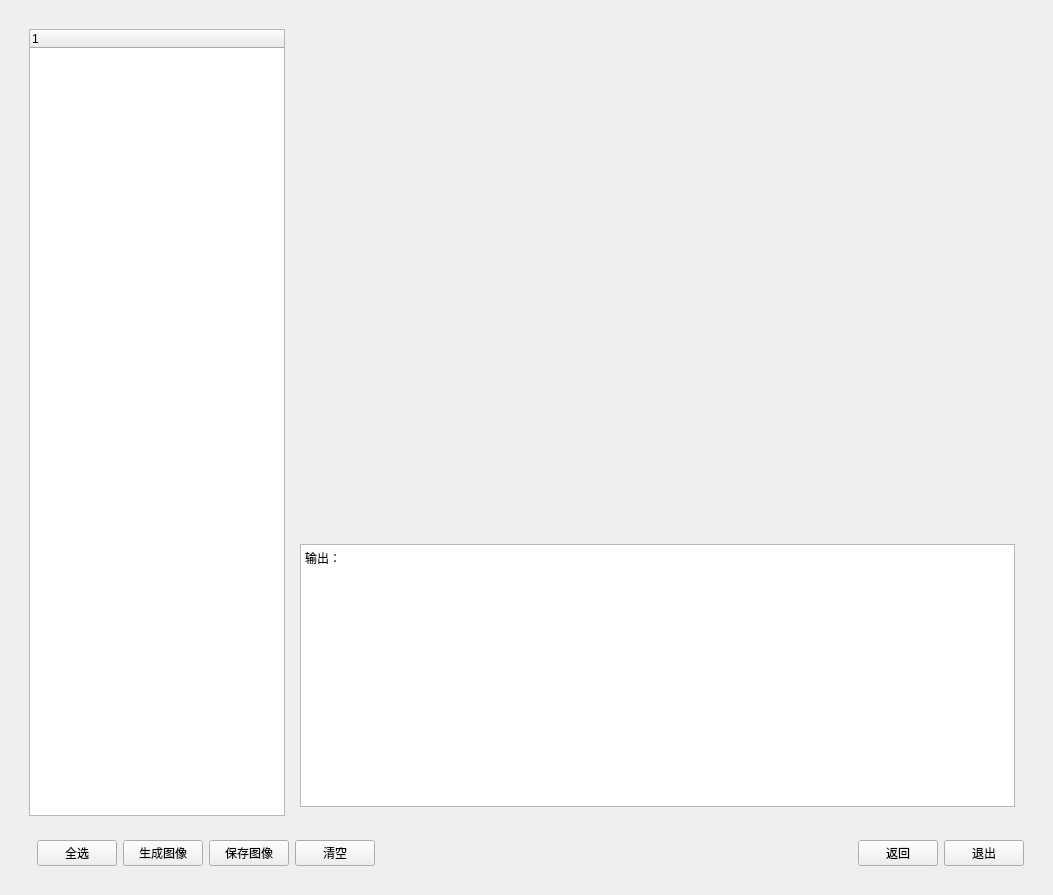
First picture: the form in firstwidget.ui, repository 24-24i/Trojan_Detection, before the edit.
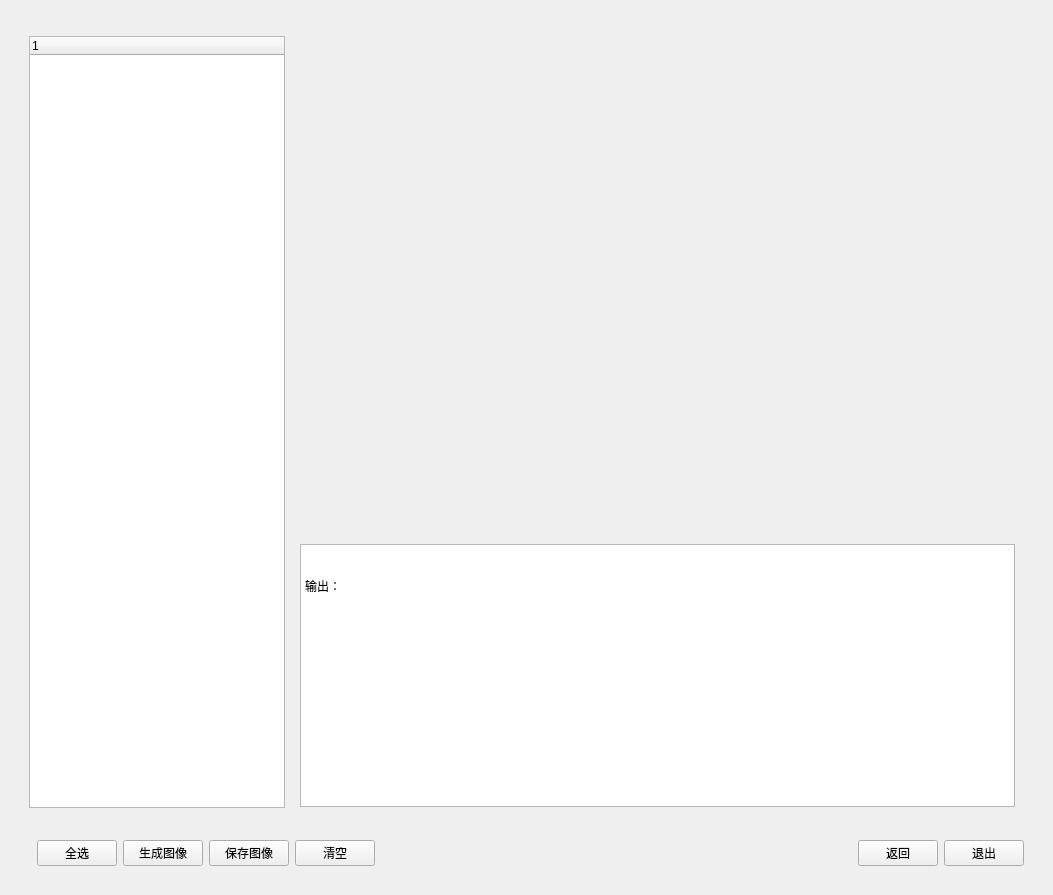
Second picture: the form after the edit. The open tabs and pages were chosen to show the change.

Commit message: 界面调整

What changed in the file:
```diff
--- a/firstwidget.ui
+++ b/firstwidget.ui
@@ -204,16 +204,17 @@
        <item>
         <widget class="QWidget" name="widget_5" native="true">
          <layout class="QHBoxLayout" name="horizontalLayout_4" stretch="0,4">
-          <item>
+                                        <item alignment="Qt::AlignLeft">
            <widget class="QTreeWidget" name="treeWidget">
+                                                <property name="maximumSize">
+                                                    <size>
+                                                        <width>256</width>
+                                                        <height>772</height>
+                                                    </size>
+                                                </property>
             <property name="lineWidth">
              <number>0</number>
             </property>
-            <column>
-             <property name="text">
-              <string notr="true">1</string>
-             </property>
-            </column>
            </widget>
           </item>
           <item>
@@ -244,14 +245,23 @@
              <item>
               <widget class="QTextEdit" name="textEdit">
                <property name="html">
-                <string>&lt;!DOCTYPE HTML PUBLIC &quot;-//W3C//DTD HTML 4.0//EN&quot; &quot;http://www.w3.org/TR/REC-html40/strict.dtd&quot;&gt;
-&lt;html&gt;&lt;head&gt;&lt;meta name=&quot;qrichtext&quot; content=&quot;1&quot; /&gt;&lt;meta charset=&quot;utf-8&quot; /&gt;&lt;style type=&quot;text/css&quot;&gt;
-p, li { white-space: pre-wrap; }
-hr { height: 1px; border-width: 0; }
-li.unchecked::marker { content: &quot;\2610&quot;; }
-li.checked::marker { content: &quot;\2612&quot;; }
-&lt;/style&gt;&lt;/head&gt;&lt;body style=&quot; font-family:'Microsoft YaHei UI'; font-size:9pt; font-weight:400; font-style:normal;&quot;&gt;
-&lt;p style=&quot; margin-top:0px; margin-bottom:0px; margin-left:0px; margin-right:0px; -qt-block-indent:0; text-indent:0px;&quot;&gt;输出：&lt;/p&gt;&lt;/body&gt;&lt;/html&gt;</string>
+                                                                <string>&lt;!DOCTYPE HTML PUBLIC &quot;-//W3C//DTD HTML
+                                                                    4.0//EN&quot; &quot;http://www.w3.org/TR/REC-html40/strict.dtd&quot;&gt;
+                                                                    &lt;html&gt;&lt;head&gt;&lt;meta name=&quot;qrichtext&quot;
+                                                                    content=&quot;1&quot; /&gt;&lt;meta charset=&quot;utf-8&quot;
+                                                                    /&gt;&lt;style type=&quot;text/css&quot;&gt;
+                                                                    p, li { white-space: pre-wrap; }
+                                                                    hr { height: 1px; border-width: 0; }
+                                                                    li.unchecked::marker { content: &quot;\2610&quot;; }
+                                                                    li.checked::marker { content: &quot;\2612&quot;; }
+                                                                    &lt;/style&gt;&lt;/head&gt;&lt;body style=&quot;
+                                                                    font-family:'Microsoft YaHei UI'; font-size:9pt;
+                                                                    font-weight:400; font-style:normal;&quot;&gt;
+                                                                    &lt;p style=&quot; margin-top:0px;
+                                                                    margin-bottom:0px; margin-left:0px;
+                                                                    margin-right:0px; -qt-block-indent:0;
+                                                                    text-indent:0px;&quot;&gt;输出：&lt;/p&gt;&lt;/body&gt;&lt;/html&gt;
+                                                                </string>
                </property>
               </widget>
              </item>
```
Left out of the diff: 27 changed lines with no effect on the pictures. Lines whose indentation alone changed are shown as unchanged. The commit also changes 5 other files.
